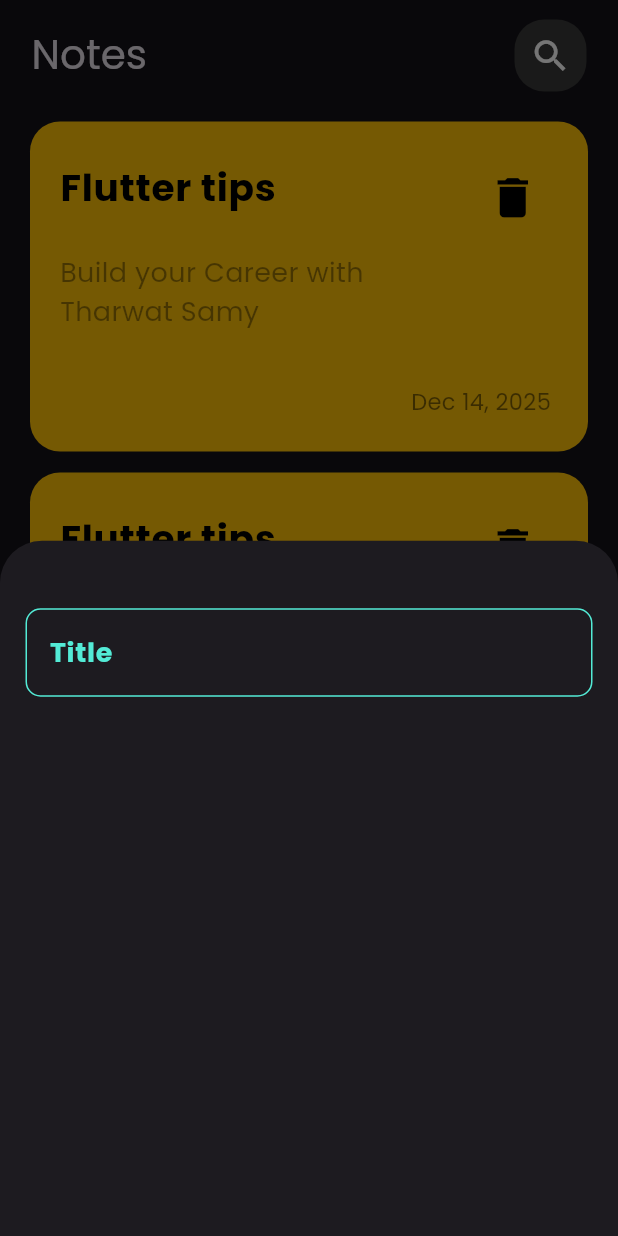
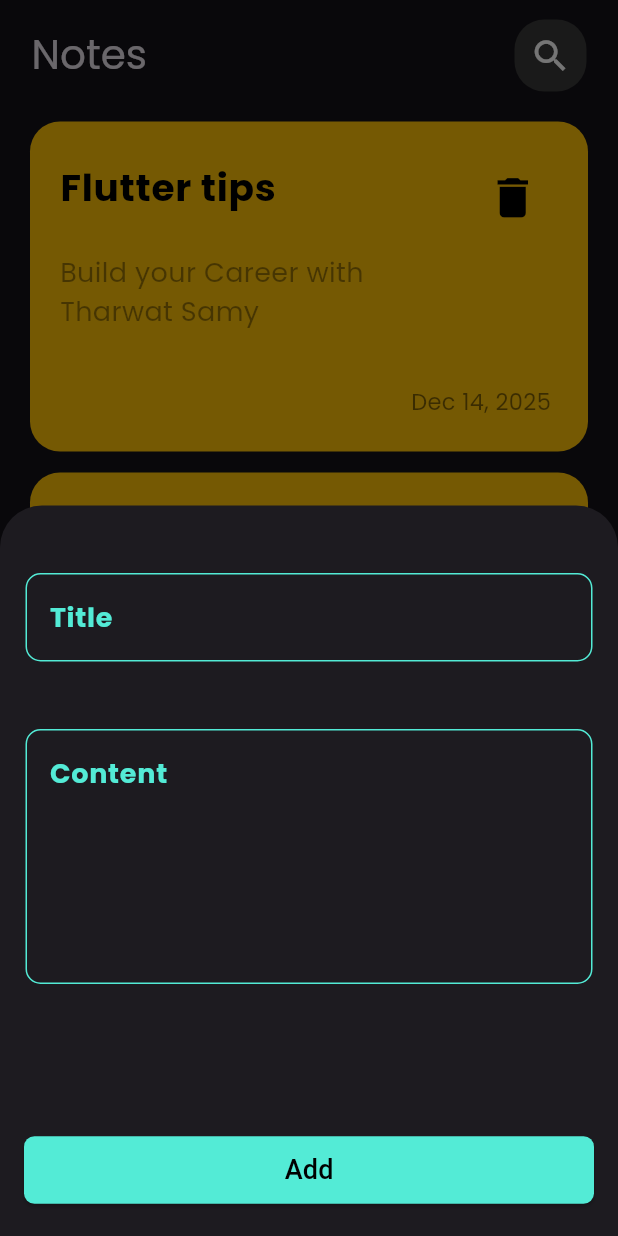
Before and after one commit to Nero1110/notes_app, a Flutter app: the screen it shows after launch, after a tap on the "add" icon, on a phone screen of 412 x 824 dp. Run offline on Flutter 3.47's test engine with Material 3 defaults, Android fonts, the phone set to English and light mode, and no system bars.

Commit message:
added bottom sheet fields and buttons and custom button

```diff
--- a/lib/screens/add_note_screen.dart
+++ b/lib/screens/add_note_screen.dart
@@ -1,13 +1,51 @@
 import 'package:flutter/material.dart';
+import 'package:notes_app/widgets/custom_button.dart';
 import 'package:notes_app/widgets/custom_text_field.dart';
 
-class AddNoteBottomSheet extends StatelessWidget {
-  const AddNoteBottomSheet({super.key});
+class AddNoteBottomSheet extends StatefulWidget {
+  AddNoteBottomSheet({super.key});
+
+  @override
+  State<AddNoteBottomSheet> createState() => _AddNoteBottomSheetState();
+}
+
+class _AddNoteBottomSheetState extends State<AddNoteBottomSheet> {
+  final TextEditingController titleController = TextEditingController();
+
+  final TextEditingController contentController = TextEditingController();
+
+  final _formkey = GlobalKey<FormState>();
 
   @override
   Widget build(BuildContext context) {
-    return Column(children: [
-      CustomTextField(hinttext: "Title", maxlines: 1)
-    ]);
+    return Form(
+      key: _formkey,
+      child: Padding(
+        padding: EdgeInsetsGeometry.only(
+          bottom: MediaQuery.of(context).viewInsets.bottom,
+        ),
+        child: SingleChildScrollView(
+          child: Column(
+            children: [
+              CustomTextField(
+                hinttext: "Title",
+                maxlines: 1,
+                controller: titleController,
+              ),
+              CustomTextField(
+                hinttext: "Content",
+                maxlines: 6,
+                controller: contentController,
+              ),
+
+              Padding(
+                padding: const EdgeInsets.only(top: 100, bottom: 20),
+                child: CustomButton(formkey: _formkey),
+              ),
+            ],
+          ),
+        ),
+      ),
+    );
   }
 }
--- a/lib/screens/notes_screen.dart
+++ b/lib/screens/notes_screen.dart
@@ -12,7 +12,9 @@ class NotesScreen extends StatelessWidget {
       floatingActionButton: FloatingActionButton(
         onPressed: () {
           showModalBottomSheet(
+
             context: context,
+            isScrollControlled: true,
             builder: (context) {
               return AddNoteBottomSheet();
             },
--- /dev/null
+++ b/lib/widgets/custom_button.dart
@@ -0,0 +1,37 @@
+import 'package:flutter/material.dart';
+
+class CustomButton extends StatelessWidget {
+  const CustomButton({
+    super.key,
+    required GlobalKey<FormState> formkey,
+  }) : _formkey = formkey;
+
+  final GlobalKey<FormState> _formkey;
+
+  @override
+  Widget build(BuildContext context) {
+    return ElevatedButton(
+      style: ElevatedButton.styleFrom(
+        backgroundColor: Color(0xff53EBD6),
+        fixedSize: Size(380, 45),
+        shape: RoundedRectangleBorder(
+          borderRadius: BorderRadiusGeometry.circular(7),
+        ),
+      ),
+      onPressed: () {
+        if (_formkey.currentState!.validate()) {
+          ScaffoldMessenger.of(context).showSnackBar(
+            const SnackBar(
+              content: Text('Note is added successfully'),
+            ),
+          );
+          Navigator.pop(context);
+        }
+      },
+      child: Text(
+        "Add",
+        style: TextStyle(color: Colors.black, fontSize: 18),
+      ),
+    );
+  }
+}
--- a/lib/widgets/custom_text_field.dart
+++ b/lib/widgets/custom_text_field.dart
@@ -5,9 +5,11 @@ class CustomTextField extends StatelessWidget {
     super.key,
     required this.hinttext,
     required this.maxlines,
+    required this.controller,
   });
   final int maxlines;
   final String hinttext;
+  final TextEditingController controller;
   @override
   Widget build(BuildContext context) {
     return Container(
@@ -19,9 +21,16 @@ class CustomTextField extends StatelessWidget {
             Padding(
               padding: const EdgeInsets.only(top: 45),
               child: TextFormField(
+                validator: (value) {
+                  if (value == null || value.isEmpty) {
+                    return "This field is required";
+                  }
+                },
+                controller: controller,
                 maxLines: maxlines,
                 style: TextStyle(color: Colors.white, fontSize: 15),
                 decoration: InputDecoration(
+                  errorStyle: TextStyle(color: Colors.red,fontSize: 10),
                   hintText: hinttext,
                   hintStyle: TextStyle(color: Color(0xff53EBD6), fontSize: 18),
                   border: OutlineInputBorder(
```
